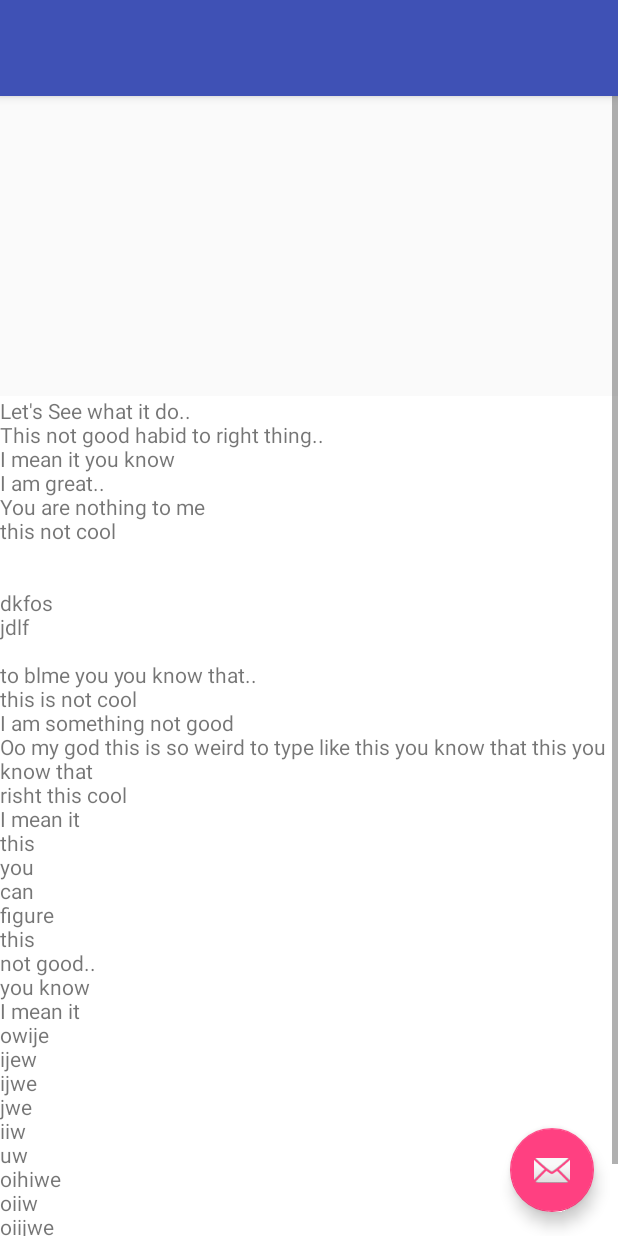
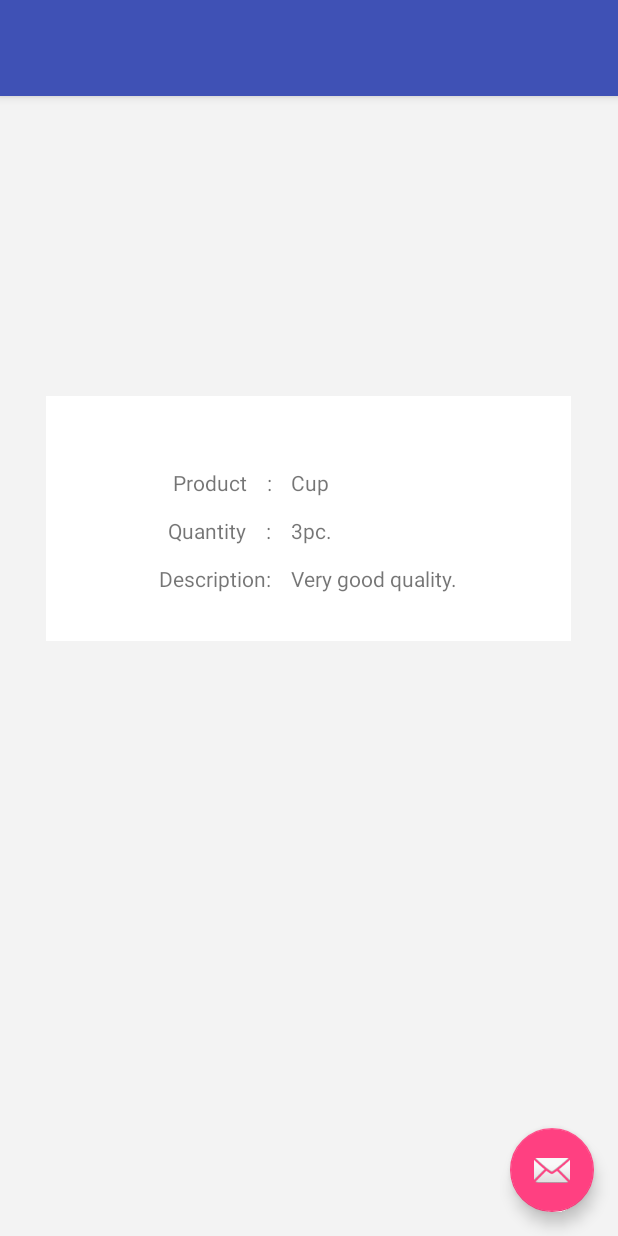
Before and after one commit to kshivang/Swapable3, an Android app: the layout activity_main.xml on its own in the app's theme, with its tools: preview values and no code run, on a phone screen of 412 x 824 dp. Run offline under Robolectric (Android 15) with nearby library versions, the phone set to English and light mode, and no system bars.

Commit message:
Improved Interface..

```diff
--- a/app/src/main/res/layout/activity_main.xml
+++ b/app/src/main/res/layout/activity_main.xml
@@ -33,6 +33,7 @@
         android:layout_width="match_parent"
         android:layout_below="@id/appbar"
         android:id="@+id/scrollView"
+        android:background="#f3f3f3"
         android:layout_height="match_parent">
 
         <RelativeLayout
@@ -43,44 +44,33 @@
                 android:layout_width="match_parent"
                 android:layout_height="200dp"
                 app:layout_behavior="@string/appbar_scrolling_view_behavior" />
-            <TextView
-                android:layout_width="match_parent"
-                android:layout_below="@id/container"
+            <RelativeLayout
+                android:background="#fff"
+                android:layout_width="350dp"
+                android:layout_centerHorizontal="true"
                 android:layout_height="match_parent"
-                android:id="@+id/text"
-                android:text="Let's See what it do..
-                \nThis not good habid to right thing..\nI mean it you know\nI am great..\nYou are nothing to me
-                \nthis not cool\n\n\ndkfos\njdlf\n
-                \nto blme you you know that..
-                \nthis is not cool
-                \nI am something not good
-                \nOo my god this is so weird to type like this you know that this you know that
-                \nrisht this cool
-                \nI mean it
-                \nthis
-                \nyou
-                \ncan
-                \nfigure
-                \nthis
-                \nnot good..
-                \nyou know
-                \nI mean it
-
-                \nowije
-                \nijew
-                \nijwe
-                \njwe
-                \niiw
-                \nuw
-                \noihiwe
-                \noiiw
-                \noiijwe
-                \noijw
-                \niwe
-                \nijw
-                "
-                android:background="#fff"
-                />
+                android:layout_below="@id/container">
+                <RelativeLayout
+                    android:layout_width="wrap_content"
+                    android:layout_height="match_parent"
+                    android:layout_centerHorizontal="true">
+                    <TextView
+                        android:layout_width="wrap_content"
+                        android:layout_height="match_parent"
+                        android:gravity="end"
+                        android:textAlignment="textEnd"
+                        android:id="@+id/text"
+                        android:text="\n\n\nProduct    :\n\nQuantity    :\n\nDescription:\n\n"
+                        android:background="#fff" />
+                    <TextView
+                        android:layout_width="wrap_content"
+                        android:layout_toRightOf="@+id/text"
+                        android:layout_height="match_parent"
+                        android:id="@+id/text1"
+                        android:text="\n\n\n    Cup\n\n    3pc.\n\n    Very good quality."
+                        android:background="#fff" />
+                </RelativeLayout>
+            </RelativeLayout>
         </RelativeLayout>
     </ScrollView>
 
```
